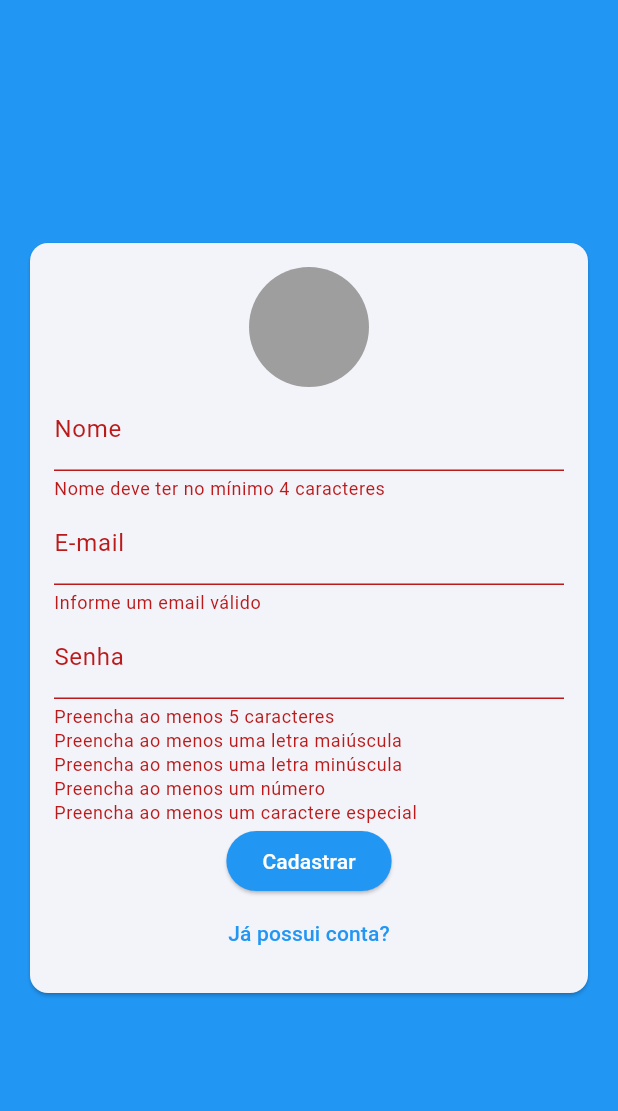
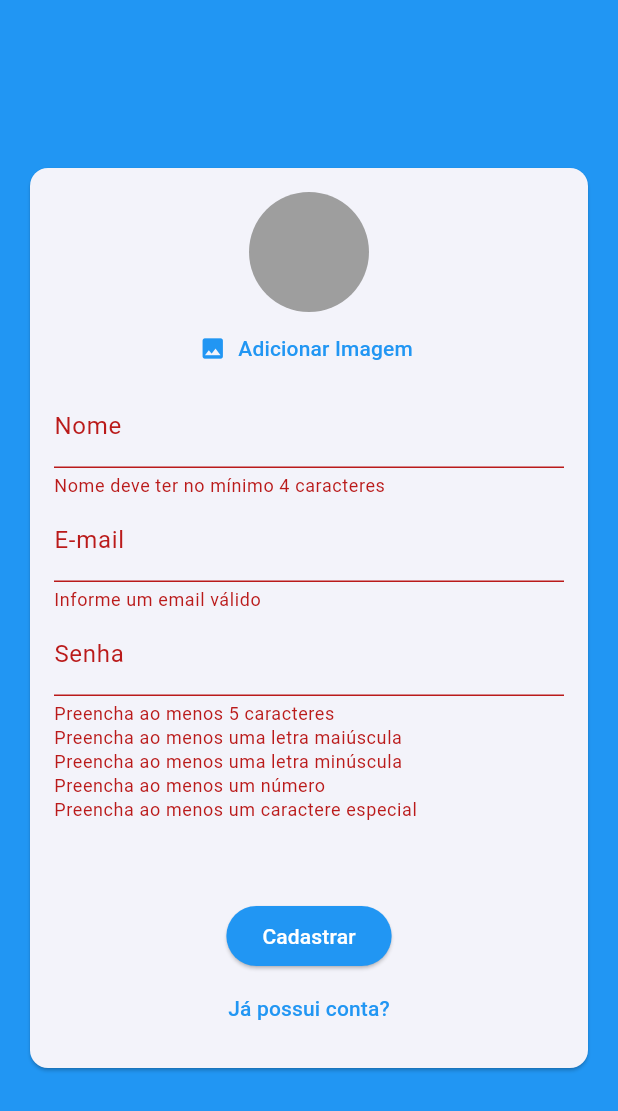
Before and after one commit to jonkstro/flutter-chatapp, a Flutter app: the screen it shows after launch, after a tap on "Criar uma nova conta?", after a tap on "Cadastrar", on a phone screen of 412 x 824 dp. Shown: the top 1111 px of the screen. Run offline on Flutter 3.47's test engine with Material 3 defaults, Android fonts, the phone set to English and light mode, and no system bars; our stand-ins replace image_picker.

Commit message:
authform selecionando imagem

```diff
--- a/lib/components/auth_form.dart
+++ b/lib/components/auth_form.dart
@@ -1,3 +1,5 @@
+import 'dart:io';
+
 import 'package:chatapp/components/user_image_picker.dart';
 import 'package:chatapp/models/auth_form_data.dart';
 import 'package:flutter/material.dart';
@@ -16,12 +18,30 @@ class _AuthFormState extends State<AuthForm> {
   final _formData = AuthFormData();
 
   // Variáveis das animações
-  double _containerHeight = 250;
+  double _containerHeight = 300;
   bool _isNameVisible = false;
   final Duration duracao = const Duration(milliseconds: 300);
 
+  void _handleImagePick(File image) {
+    _formData.image = image;
+  }
+
+  void _showError(String msg) {
+    ScaffoldMessenger.of(context).showSnackBar(
+      SnackBar(
+        content: Text(msg, textAlign: TextAlign.center),
+        backgroundColor: Theme.of(context).colorScheme.error,
+      ),
+    );
+  }
+
   void _submit() {
     final isValid = _formKey.currentState?.validate() ?? false;
+    if (!isValid) return;
+    // Se não adicionar imagem durante cadastro, exibe erro.
+    if (_formData.image == null && _formData.isSignup) {
+      return _showError('Imagem não selecionada!');
+    }
 
     widget.onSubmit(_formData);
   }
@@ -52,7 +72,7 @@ class _AuthFormState extends State<AuthForm> {
                 // ),
                 Visibility(
                   visible: _formData.isSignup,
-                  child: const UserImagePicker(),
+                  child: UserImagePicker(onImagePick: _handleImagePick),
                 ),
                 AnimatedContainer(
                   // Vai animar uma altura de 60 a 120 quando for signup
@@ -148,7 +168,7 @@ class _AuthFormState extends State<AuthForm> {
                           }
 
                           if (errors.isNotEmpty) {
-                            setState(() => _containerHeight = 500);
+                            setState(() => _containerHeight = 600);
                           }
 
                           // Se houver erros, retorna a mensagem concatenada; caso contrário, retorna null
@@ -180,7 +200,7 @@ class _AuthFormState extends State<AuthForm> {
                       _isNameVisible = !_isNameVisible;
                       // Alternar entre login e signup
                       _formData.toggleAuthMode();
-                      _containerHeight = _formData.isSignup ? 450 : 250;
+                      _containerHeight = _formData.isSignup ? 500 : 300;
                     });
                   },
                 ),
--- a/lib/components/user_image_picker.dart
+++ b/lib/components/user_image_picker.dart
@@ -1,13 +1,40 @@
+import 'dart:io';
+
 import 'package:flutter/material.dart';
+import 'package:image_picker/image_picker.dart';
 
 class UserImagePicker extends StatefulWidget {
-  const UserImagePicker({super.key});
+  // Vai receber a função do componente pai (authForm -> _handleImagePick)
+  // vai basicamente deixar o formData.image no File que pegar por parametro
+  final void Function(File image) onImagePick;
+  const UserImagePicker({super.key, required this.onImagePick});
 
   @override
   State<UserImagePicker> createState() => _UserImagePickerState();
 }
 
 class _UserImagePickerState extends State<UserImagePicker> {
+  File? _image;
+
+  // Executar de fato a biblioteca ImagePicker
+  Future<void> _pickImage() async {
+    final picker = ImagePicker();
+    final pickedImage = await picker.pickImage(
+      source: ImageSource.gallery,
+      // Diminuir a resolução pra não ocupar todo firebase
+      imageQuality: 50,
+      maxWidth: 150,
+    );
+    if (pickedImage != null) {
+      setState(() {
+        _image = File(pickedImage.path);
+      });
+      // Vai chamar no authForm o _handleImagePick onde vai basicamente
+      // deixar o formData.image igual o _image que foi setado acima
+      widget.onImagePick(_image!);
+    }
+  }
+
   @override
   Widget build(BuildContext context) {
     return Column(
@@ -15,6 +42,15 @@ class _UserImagePickerState extends State<UserImagePicker> {
         CircleAvatar(
           radius: 40,
           backgroundColor: Colors.grey,
+          backgroundImage: _image != null ? FileImage(_image!) : null,
+        ),
+        TextButton.icon(
+          icon: Icon(
+            Icons.image,
+            color: Theme.of(context).colorScheme.primary,
+          ),
+          label: const Text('Adicionar Imagem'),
+          onPressed: _pickImage,
         ),
       ],
     );
```
